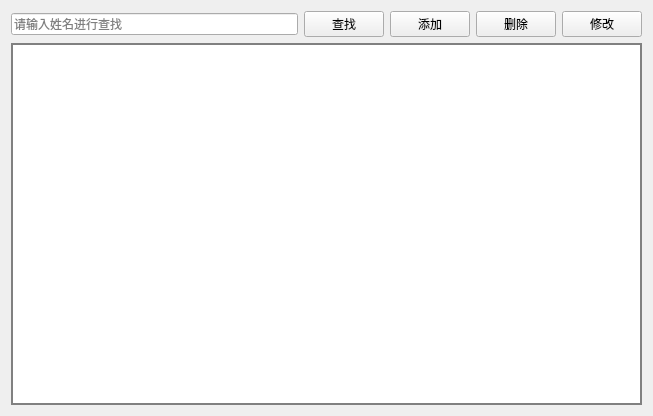
First picture: the form in patientview.ui, repository AaWenGe/Medical-system, before the edit.
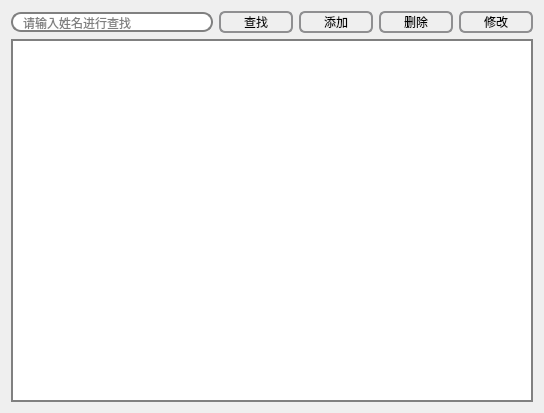
Second picture: the form after the edit. Icons and pictures are not drawn.

What changed in the file:
```diff
--- a/patientview.ui
+++ b/patientview.ui
@@ -6,13 +6,44 @@
    <rect>
     <x>0</x>
     <y>0</y>
-    <width>653</width>
-    <height>416</height>
+    <width>544</width>
+    <height>413</height>
    </rect>
   </property>
   <property name="windowTitle">
    <string>患者管理</string>
   </property>
+  <property name="styleSheet">
+   <string notr="true"> QPushButton {
+      border: 2px solid #8f8f91;
+      border-radius: 6px;
+      background-color: qlineargradient(x1: 0, y1: 0, x2: 0, y2: 1,
+                                        stop: 0 #f6f7fa, stop: 1 #dadbde);
+      min-width: 70px;
+  }
+
+  QPushButton:pressed {
+      background-color: qlineargradient(x1: 0, y1: 0, x2: 0, y2: 1,
+                                        stop: 0 #babbbe, stop: 1 #f6f7fa);
+  }
+
+  QPushButton:flat {
+      border: none; /* no border for a flat push button */
+  }
+
+  QPushButton:default {
+      border-color: navy; /* make the default button prominent */
+  }
+
+  QLineEdit {
+      border: 2px solid gray;
+      border-radius: 10px;
+      padding: 0 8px;
+     
+      selection-background-color: darkgray;
+  }
+</string>
+  </property>
   <layout class="QVBoxLayout" name="verticalLayout">
    <item>
     <layout class="QHBoxLayout" name="horizontalLayout">
```
